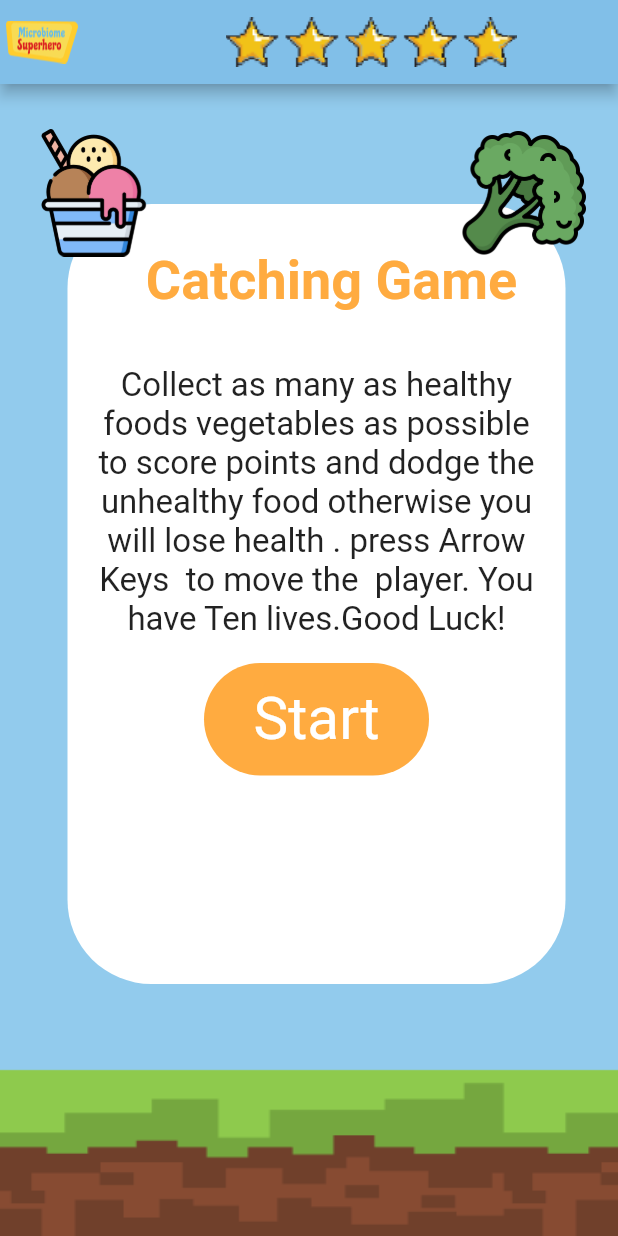
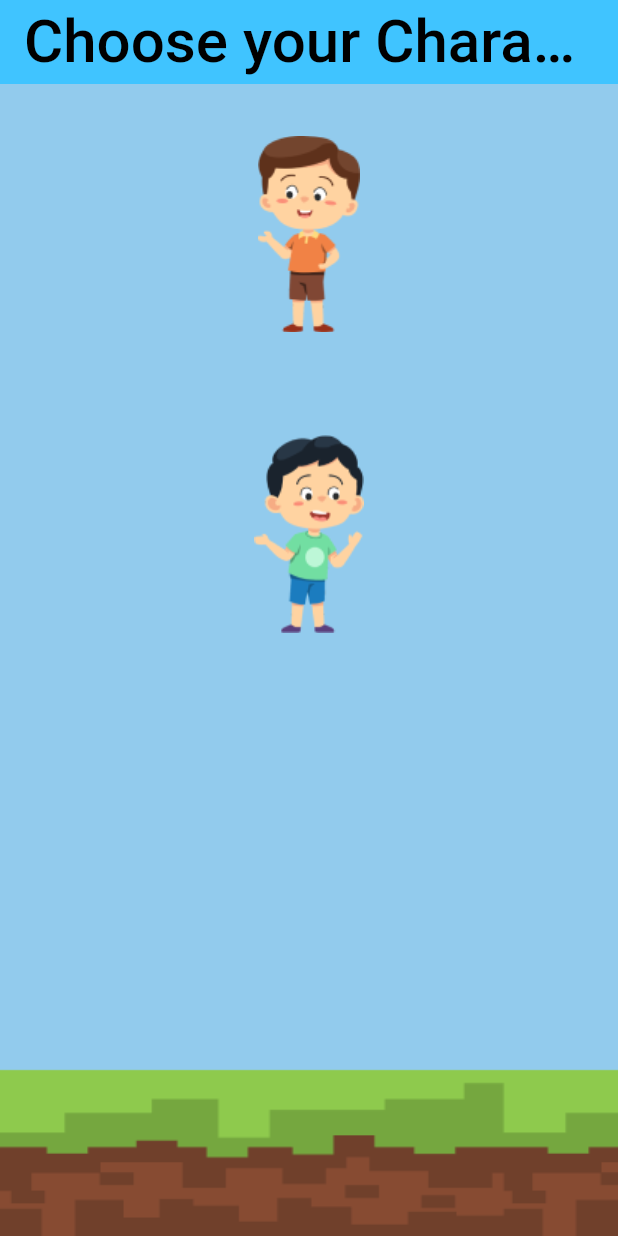
Before and after one commit to Genius19245/Catching_Game, a Flutter app: the screen it shows after launch, on a phone screen of 412 x 824 dp. Run offline on Flutter 3.47's test engine with Material 2 defaults, Android fonts, the phone set to English and light mode, and no system bars; missing offline and left inert: flame.

Commit message:
Character choosing functionality has been added

```diff
--- a/lib/Game/catching_character.dart
+++ b/lib/Game/catching_character.dart
@@ -2,6 +2,8 @@ import 'package:flame/collisions.dart';
 import 'package:flame/components.dart';
 
 import 'catching.dart';
+
+enum PlayerCostume { blueBoy, RedBoy }
 
 class CatchingGameCharacter extends SpriteComponent
     with HasGameRef<CatchingGame>, CollisionCallbacks {
--- a/lib/main.dart
+++ b/lib/main.dart
@@ -1,4 +1,5 @@
 import 'package:catching_game/screens/catching_instructions.dart';
+import 'package:catching_game/screens/character_choosing.dart';
 import 'package:flutter/material.dart';
 
 void main() {
@@ -11,7 +12,8 @@ class CatchingGameAppScreen extends StatelessWidget {
   @override
   Widget build(BuildContext context) {
     return const MaterialApp(
-      home: CatchingGameInstructions(),
+      debugShowCheckedModeBanner: false,
+      home: CharacterChoosing(),
     );
   }
 }
--- a/lib/screens/catching_gameover_menu.dart
+++ b/lib/screens/catching_gameover_menu.dart
@@ -1,3 +1,4 @@
+import 'package:catching_game/screens/character_choosing.dart';
 import 'package:flutter/material.dart';
 import '../Game/catching.dart';
 import 'catching_instructions.dart';
@@ -80,7 +81,7 @@ class GameOverMenu extends StatelessWidget {
                 GestureDetector(
                   onTap: () {
                     Navigator.of(context)
-                        .pushReplacement(CatchingGameInstructions.route());
+                        .pushReplacement(CharacterChoosing.route());
                     game.overlays.remove('GameOverMenu');
                   },
                   child: Container(
--- a/lib/screens/catching_instructions.dart
+++ b/lib/screens/catching_instructions.dart
@@ -23,12 +23,17 @@ class _CatchingGameInstructionsState extends State<CatchingGameInstructions> {
       appBar: AppBar(
         actions: [Image.asset('assets/images/stars.png')],
         leading: Padding(
-          padding: const EdgeInsets.all(4.0),
-          child: Image.asset(
-            'assets/images/logo.png',
-            fit: BoxFit.scaleDown,
-          ),
-        ),
+            padding: const EdgeInsets.all(4.0),
+            child: IconButton(
+              icon: const Icon(
+                Icons.arrow_back,
+                color: Colors.black,
+                size: 34,
+              ),
+              onPressed: () {
+                Navigator.of(context).pop();
+              },
+            )),
         backgroundColor: const Color.fromRGBO(129, 191, 232, 1),
       ),
       body: Stack(
--- a/lib/screens/character_choosing.dart
+++ b/lib/screens/character_choosing.dart
@@ -0,0 +1,73 @@
+import 'package:catching_game/Game/catching_character.dart';
+import 'package:catching_game/screens/catching_instructions.dart';
+import 'package:flutter/material.dart';
+
+late var selection;
+
+class CharacterChoosing extends StatefulWidget {
+  const CharacterChoosing({Key? key}) : super(key: key);
+
+  static Route<void> route() {
+    return MaterialPageRoute(
+      builder: (_) => const CharacterChoosing(),
+    );
+  }
+
+  @override
+  _CharacterChoosingState createState() => _CharacterChoosingState();
+}
+
+class _CharacterChoosingState extends State<CharacterChoosing> {
+  @override
+  Widget build(BuildContext context) {
+    return Scaffold(
+      appBar: AppBar(
+        title: const Text(
+          'Choose your Character',
+          style: TextStyle(
+            color: Colors.black,
+            fontSize: 40,
+          ),
+        ),
+        centerTitle: true,
+        elevation: 0,
+        backgroundColor: Colors.lightBlueAccent,
+      ),
+      body: Stack(
+        children: [
+          Image.asset(
+            'assets/images/background.png',
+            width: MediaQuery.of(context).size.width,
+            fit: BoxFit.fill,
+          ),
+          ListView(
+            children: [
+              InkWell(
+                onTap: () {
+                  selection = PlayerCostume.blueBoy;
+                  Navigator.of(context).push(CatchingGameInstructions.route());
+                },
+                child: Image.asset(
+                  'assets/images/boy1.png',
+                  height: 200,
+                  width: 200,
+                ),
+              ),
+              InkWell(
+                onTap: () {
+                  selection = PlayerCostume.blueBoy;
+                  Navigator.of(context).push(CatchingGameInstructions.route());
+                },
+                child: Image.asset(
+                  'assets/images/blueboy.png',
+                  height: 200,
+                  width: 200,
+                ),
+              ),
+            ],
+          ),
+        ],
+      ),
+    );
+  }
+}
```
Also changed, not shown: lib/Game/catching.dart (+11 -1 lines), assets/images/blueboy.png (added), assets/images/logo.png (deleted).
